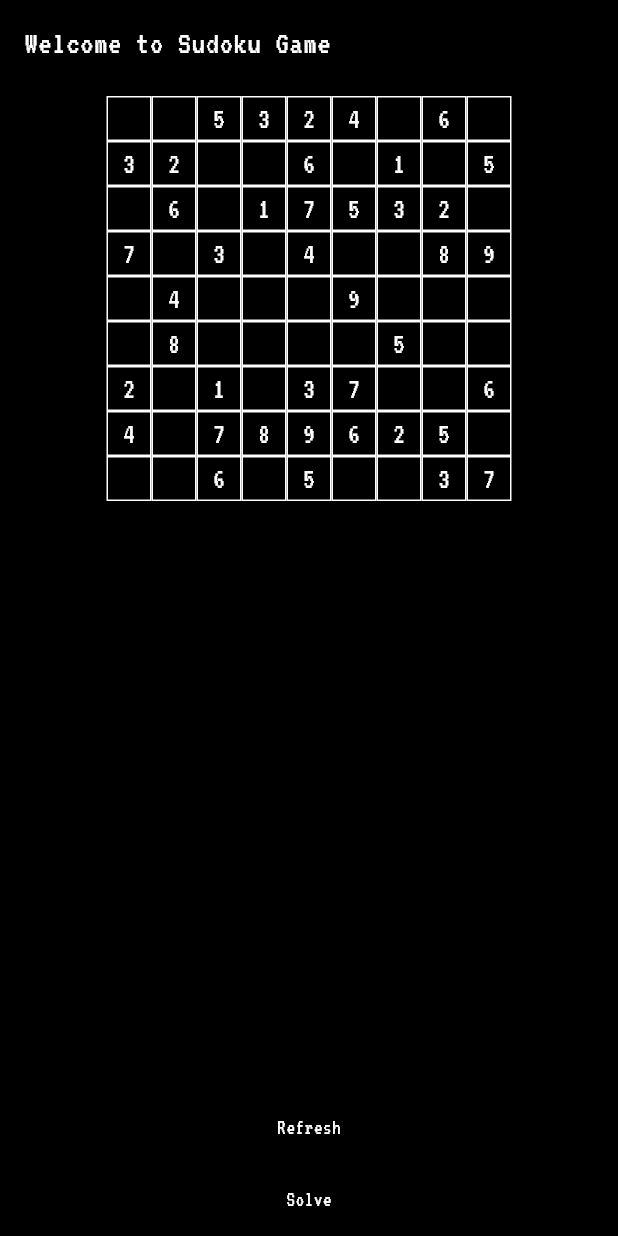
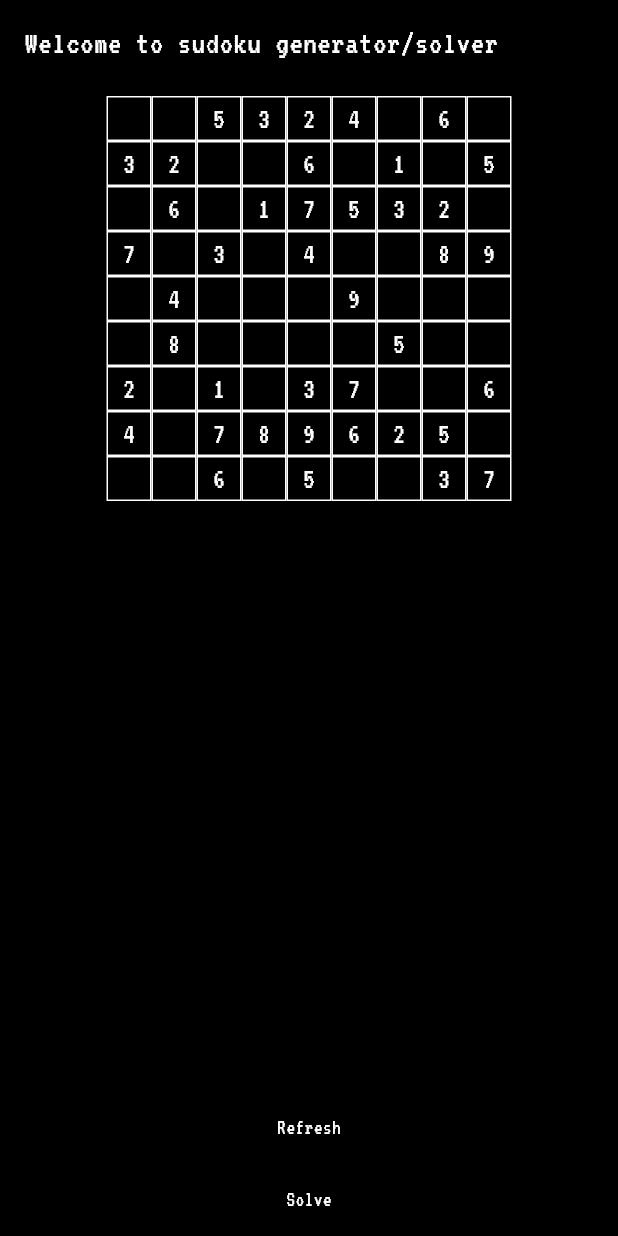
Before and after one commit to SerotoninMicro/web_sudoku, a Flutter app: the screen it shows after launch, on a phone screen of 412 x 824 dp. Run offline on Flutter 3.47's test engine with Material 3 defaults, Android fonts, the phone set to English and light mode, and no system bars; our stand-ins replace google_fonts.

Commit message:
New UI added

```diff
--- a/lib/main.dart
+++ b/lib/main.dart
@@ -69,7 +69,7 @@ class _SudokuGameState extends State<SudokuGame> {
         appBar: AppBar(
           backgroundColor: Colors.black,
           title: Text(
-            'Welcome to Sudoku Game',
+            'Welcome to sudoku generator/solver',
             style: GoogleFonts.vt323(
               textStyle:
                   const TextStyle(color: Colors.white, letterSpacing: .5),
```
